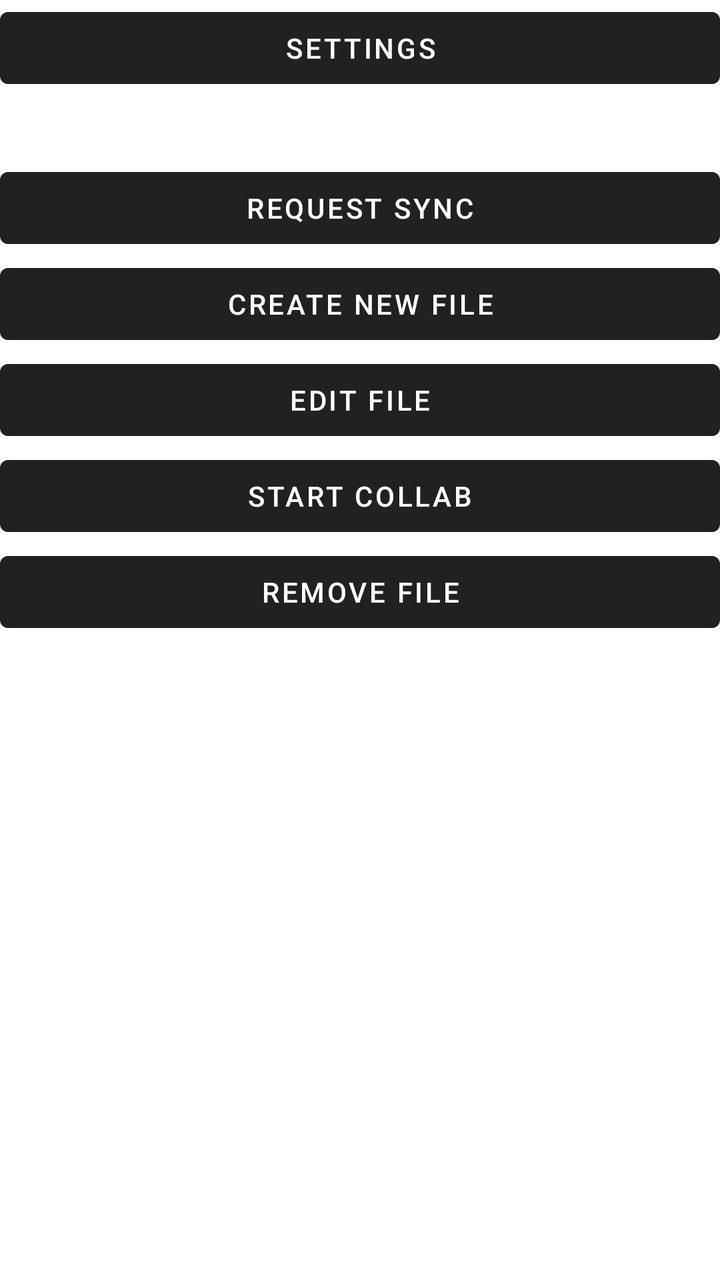
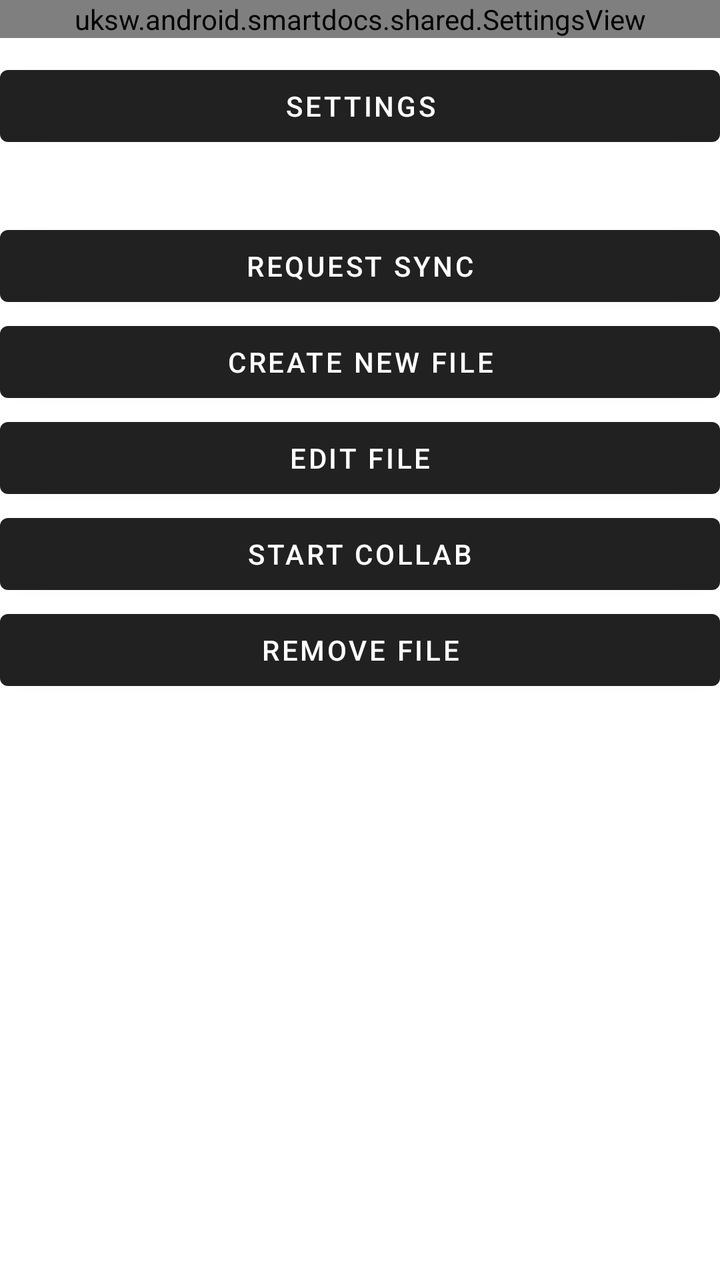

Two renders of the same Android screen: before a commit and after it. Below are the layout's source before the change and the commit's diff.
<!-- AndroidManifest.xml: application theme Theme.SmartDocs -->
<!-- res/layout/activity_main.xml -->
<?xml version="1.0" encoding="utf-8"?>
<LinearLayout xmlns:android="http://schemas.android.com/apk/res/android"
    xmlns:tools="http://schemas.android.com/tools"
    android:id="@+id/main"
    android:layout_width="match_parent"
    android:layout_height="match_parent"
    android:layout_margin="18dp"
    android:orientation="vertical"
    tools:context=".MainActivity">

    <Button
        android:id="@+id/button_settings"
        android:layout_width="match_parent"
        android:layout_height="wrap_content"
        android:layout_marginBottom="32dp"
        android:text="@string/settings" />

    <Button
        android:id="@+id/button_sync"
        android:layout_width="match_parent"
        android:layout_height="wrap_content"
        android:text="@string/request_sync" />

    <Button
        android:id="@+id/button_create"
        android:layout_width="match_parent"
        android:layout_height="wrap_content"
        android:text="@string/create_file" />

    <Button
        android:id="@+id/button_edit"
        android:layout_width="match_parent"
        android:layout_height="wrap_content"
        android:text="@string/edit_file" />

    <Button
        android:id="@+id/button_col_lab"
        android:layout_width="match_parent"
        android:layout_height="wrap_content"
        android:text="@string/start_col_lab" />

    <Button
        android:id="@+id/button_remove"
        android:layout_width="match_parent"
        android:layout_height="wrap_content"
        android:text="@string/remove_file" />

</LinearLayout>
<!-- resources referenced by this layout -->
<resources>
  <string name="create_file">Create New File</string>
  <string name="edit_file">Edit File</string>
  <string name="remove_file">Remove File</string>
  <string name="request_sync">Request Sync</string>
  <string name="settings">Settings</string>
  <string name="start_col_lab">Start ColLab</string>
  <style name="Theme.SmartDocs" parent="Base.Theme.SmartDocs" />
  <style name="Base.Theme.SmartDocs" parent="Theme.MaterialComponents.DayNight.DarkActionBar">
          
          
      </style>
</resources>

<!-- the commit's change to res/layout/activity_main.xml (unified diff, before → after) -->
@@ -7,6 +7,12 @@
     android:layout_margin="18dp"
     android:orientation="vertical"
     tools:context=".MainActivity">
+
+    <uksw.android.smartdocs.shared.SettingsView
+        android:id="@+id/settings_view"
+        android:layout_width="match_parent"
+        android:layout_height="wrap_content"
+        android:layout_marginBottom="10dp" />
 
     <Button
         android:id="@+id/button_settings"
